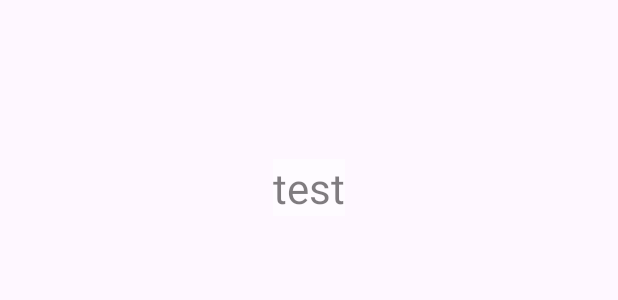
After one commit to benaja-bendo/cgr, an Android app: the layout cell_films.xml on its own in the app's theme, with its tools: preview values and no code run, on a phone screen of 412 x 824 dp. The commit adds this screen. Shown: the top 300 px of the screen. Run offline under Robolectric (Android 15) with nearby library versions, the phone set to English and light mode, and no system bars.

Commit message:
Correction erreur

```diff
--- a/app/build.gradle.kts
+++ b/app/build.gradle.kts
@@ -44,4 +44,6 @@ dependencies {
     testImplementation("junit:junit:4.13.2")
     androidTestImplementation("androidx.test.ext:junit:1.1.5")
     androidTestImplementation("androidx.test.espresso:espresso-core:3.5.1")
+    implementation ("com.github.bumptech.glide:glide:4.16.0")
+    implementation("com.squareup.okhttp3:okhttp:4.12.0")
 }
--- /dev/null
+++ b/app/src/main/java/com/example/cgr/films/Film.kt
@@ -0,0 +1,4 @@
+package com.example.cgr.films
+
+class Film(val id:String, val title:String, val description:String, val runTime:String, val graphicUrl:String, val backdropUrl:String) {
+}
--- /dev/null
+++ b/app/src/main/res/layout/cell_films.xml
@@ -0,0 +1,22 @@
+<?xml version="1.0" encoding="utf-8"?>
+<RelativeLayout xmlns:android="http://schemas.android.com/apk/res/android"
+    android:layout_width="match_parent"
+    android:layout_height="wrap_content">
+
+    <ImageView
+        android:id="@+id/imageViewBackdropUrl"
+        android:layout_width="match_parent"
+        android:layout_height="250dp"/>
+
+    <TextView
+        android:id="@+id/textViewTitleFilm"
+        android:layout_centerInParent="true"
+        android:layout_width="wrap_content"
+        android:layout_height="wrap_content"
+        android:textSize="28sp"
+        android:background="@android:color/white"
+        android:text="test"
+        android:textColor="@android:color/black"
+        android:alpha="0.5"/>
+
+</RelativeLayout>
--- a/app/src/main/res/values/strings.xml
+++ b/app/src/main/res/values/strings.xml
@@ -4,6 +4,9 @@
     <string name="txtSalles">Salles</string>
     <string name="txtCarte">Carte</string>
     <string name="txtPanier">Panier</string>
+    <string name="txtDescription">Description :</string>
+    <string name="txtDuree">Durée :</string>
+
     <!-- TODO: Remove or change this placeholder text -->
     <string name="hello_blank_fragment">Hello blank fragment</string>
 </resources>
--- a/app/src/main/res/values/themes.xml
+++ b/app/src/main/res/values/themes.xml
@@ -12,4 +12,10 @@
         <item name="android:layout_weight">1</item>
         <item name="android:textStyle">bold</item>
     </style>
+
+    <style name="TextViewFilm" parent="Widget.AppCompat.TextView">
+        <item name="android:layout_width">match_parent</item>
+        <item name="android:layout_height">wrap_content</item>
+        <item name="android:textSize">14sp</item>
+    </style>
 </resources>
```
Also changed, not shown: app/src/main/java/com/example/cgr/FilmsFragment.kt (+65 -0 lines), app/src/main/java/com/example/cgr/films/FilmsAdapter.kt (added, +53 -0 lines), app/src/main/res/layout/fragment_films.xml (+3 -4 lines).
